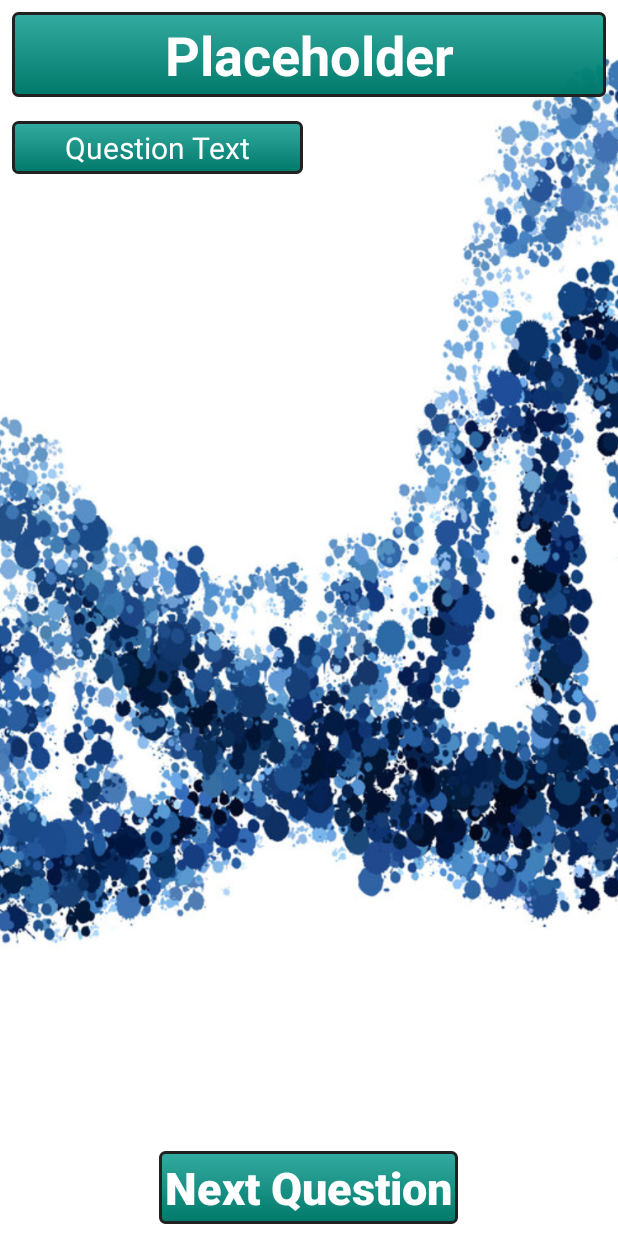
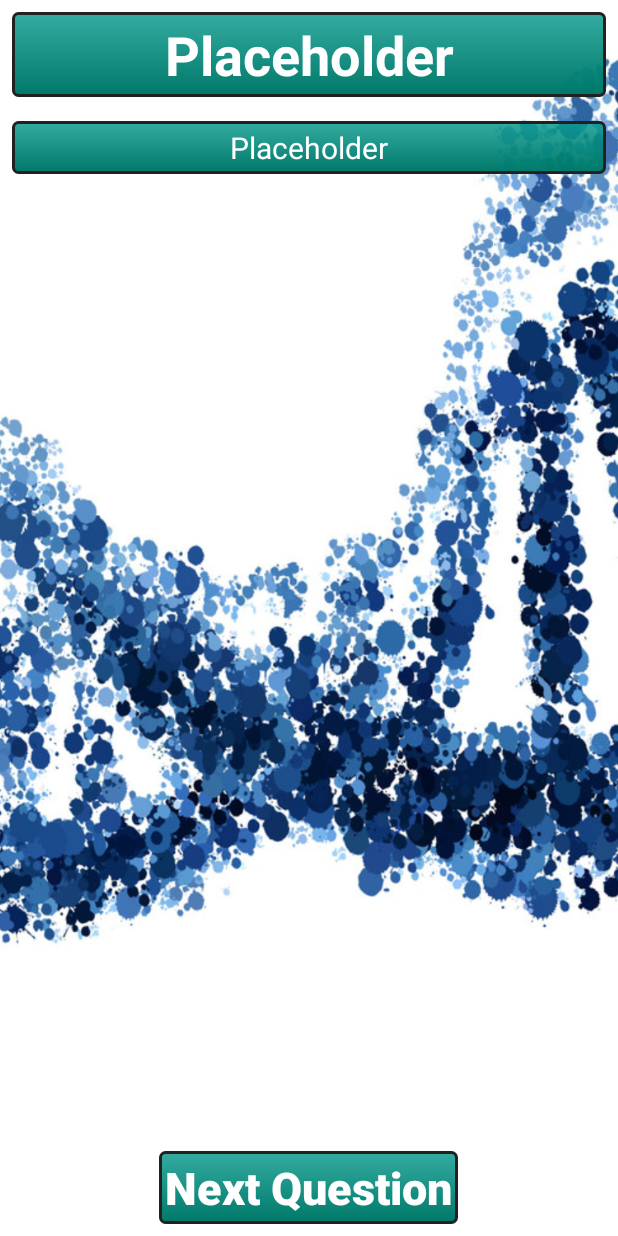
Before and after one commit to Z-Clip/Udacity_Project_Quiz_App, an Android app: the layout activity_main_landscape.xml on its own in the app's theme, with its tools: preview values and no code run, on a phone screen of 412 x 824 dp. Run offline under Robolectric (Android 15) with nearby library versions, the phone set to English and light mode, and no system bars.

Commit message:
Configure landscae game layout.

```diff
--- a/app/src/main/res/layout/activity_main.xml
+++ b/app/src/main/res/layout/activity_main.xml
@@ -20,13 +20,14 @@
 
     <!-- Question Photo -->
     <ImageView
+        android:visibility="gone"
         android:id="@+id/image"
         android:layout_width="match_parent"
         android:layout_height="match_parent"
         android:layout_above="@id/question_text"
         android:layout_below="@id/header_text_view"
         android:layout_margin="8dp"
-        android:visibility="gone"
+        android:scaleType="centerInside"
         tools:ignore="ContentDescription" />
 
     <!-- Question Text -->
@@ -119,7 +120,9 @@
 
         </ScrollView>
 
+        <!-- Free Text -->
         <EditText
+            android:visibility="gone"
             android:id="@+id/free_text_answer"
             android:layout_width="match_parent"
             android:layout_height="match_parent"
@@ -129,10 +132,11 @@
             android:inputType="text"
             android:textAlignment="viewStart"
             android:textSize="18sp"
-            android:visibility="gone" />
+            android:hint="@string/free_text"/>
 
     </LinearLayout>
 
+    <!-- Next Button -->
     <Button
         android:id="@+id/next_button"
         style="@style/next_button"
--- a/app/src/main/res/layout/activity_main_landscape.xml
+++ b/app/src/main/res/layout/activity_main_landscape.xml
@@ -1,197 +1,154 @@
 <?xml version="1.0" encoding="utf-8"?>
-<RelativeLayout
-    xmlns:android="http://schemas.android.com/apk/res/android"
+<RelativeLayout xmlns:android="http://schemas.android.com/apk/res/android"
     xmlns:tools="http://schemas.android.com/tools"
-    tools:context="com.example.android.quizapp.MainActivity"
     android:layout_width="match_parent"
     android:layout_height="match_parent"
-    android:background="@color/lightPrimary">
+    android:background="@color/lightPrimary"
+    tools:context="com.example.android.quizapp.MainActivity">
 
+    <!-- Background Image -->
     <ImageView
         style="@style/background_image"
-        tools:ignore="ContentDescription"/>
+        tools:ignore="ContentDescription" />
 
+    <!--Header -->
     <TextView
         android:id="@+id/header_text_view"
         style="@style/header"
         android:text="@string/question_placeholder"
-        android:textSize="36sp"/>
+        android:textSize="36sp" />
+
+    <!-- Question -->
+    <LinearLayout
+        android:layout_width="match_parent"
+        android:layout_height="match_parent"
+        android:layout_above="@id/next_button"
+        android:layout_below="@id/header_text_view"
+        android:orientation="horizontal">
+
+        <!-- Question Photo -->
+        <ImageView
+            android:id="@+id/image"
+            android:layout_width="0dp"
+            android:layout_height="match_parent"
+            android:layout_margin="8dp"
+            android:layout_weight="1"
+            android:scaleType="centerInside"
+            android:visibility="gone"
+            tools:ignore="ContentDescription" />
+
+        <!-- Question Text and Input -->
+        <ScrollView
+            android:layout_width="0dp"
+            android:layout_weight="1"
+            android:layout_height="match_parent">
 
             <LinearLayout
                 android:layout_width="match_parent"
-        android:layout_height="match_parent"
-        android:layout_below="@id/header_text_view"
-        android:layout_above="@id/next_button"
-        android:orientation="horizontal"
-        android:layout_margin="8dp">
+                android:layout_height="wrap_content"
+                android:orientation="vertical">
 
-        <LinearLayout
-            android:layout_width="0dp"
-            android:layout_height="match_parent"
-            android:layout_weight="1"
-            android:orientation="vertical"
-            android:layout_marginRight="4dp"
-            android:layout_marginEnd="4dp">
-
+                <!-- Question Text -->
                 <TextView
                     android:id="@+id/question_text"
                     android:layout_width="match_parent"
                     android:layout_height="wrap_content"
-                android:layout_marginBottom="8dp"
+                    android:layout_margin="8dp"
+                    android:background="@drawable/dark_primary_gradient"
+                    android:gravity="center_horizontal"
                     android:padding="4dp"
-                android:background="@drawable/dark_primary_gradient"
-                android:text="Question Text"
-                android:textSize="20sp"
+                    android:text="@string/question_placeholder"
                     android:textColor="@color/iconText"
-                android:gravity="center_horizontal"/>
+                    android:textSize="20sp" />
 
-            <ImageView
-                android:id="@+id/image"
-                android:layout_width="match_parent"
-                android:layout_height="200dp"
-                android:visibility="gone"/>
-
-        </LinearLayout>
-
-        <LinearLayout
-            android:layout_width="0dp"
-            android:layout_height="match_parent"
-            android:layout_weight="1"
-            android:orientation="vertical"
-            android:layout_marginLeft="4dp"
-            android:layout_marginStart="4dp">
-
+                <!-- User Input Views -->
                 <LinearLayout
                     android:id="@+id/answer_view"
                     android:layout_width="match_parent"
                     android:layout_height="match_parent"
                     android:orientation="vertical">
 
+                    <!-- Multiple Choice Multi-Select -->
                     <LinearLayout
                         android:id="@+id/checkboxes"
-                    android:visibility="gone"
                         android:layout_width="match_parent"
                         android:layout_height="wrap_content"
-                    android:orientation="vertical">
+                        android:layout_margin="8dp"
+                        android:orientation="vertical"
+                        android:visibility="gone">
 
                         <CheckBox
                             android:id="@+id/checkbox_option_1"
-                        android:layout_width="match_parent"
-                        android:layout_height="wrap_content"
-                        android:layout_marginBottom="8dp"
-                        android:padding="4dp"
-                        android:background="@drawable/dark_primary_gradient"
-                        android:text="A"
-                        android:textSize="18sp"
-                        android:textColor="@color/iconText"
-                        android:gravity="center_vertical"/>
+                            style="@style/multi_checkboxes" />
 
                         <CheckBox
                             android:id="@+id/checkbox_option_2"
-                        android:layout_width="match_parent"
-                        android:layout_height="wrap_content"
-                        android:layout_marginBottom="8dp"
-                        android:padding="4dp"
-                        android:background="@drawable/dark_primary_gradient"
-                        android:text="B"
-                        android:textSize="18sp"
-                        android:textColor="@color/iconText"
-                        android:gravity="center_vertical"/>
+                            style="@style/multi_checkboxes" />
 
                         <CheckBox
                             android:id="@+id/checkbox_option_3"
-                        android:layout_width="match_parent"
-                        android:layout_height="wrap_content"
-                        android:layout_marginBottom="8dp"
-                        android:padding="4dp"
-                        android:background="@drawable/dark_primary_gradient"
-                        android:text="C"
-                        android:textSize="18sp"
-                        android:textColor="@color/iconText"
-                        android:gravity="center_vertical"/>
+                            style="@style/multi_checkboxes" />
 
                         <CheckBox
                             android:id="@+id/checkbox_option_4"
-                        android:layout_width="match_parent"
-                        android:layout_height="wrap_content"
-                        android:padding="4dp"
-                        android:background="@drawable/dark_primary_gradient"
-                        android:text="D"
-                        android:textSize="18sp"
-                        android:textColor="@color/iconText"
-                        android:gravity="center_vertical"/>
+                            style="@style/multi_checkboxes" />
 
                     </LinearLayout>
 
+                    <!-- Multiple Choice Single Select -->
                     <RadioGroup
                         android:id="@+id/radio_buttons"
                         android:layout_width="match_parent"
                         android:layout_height="wrap_content"
-                    android:visibility="gone"
+                        android:layout_margin="8dp"
+                        android:background="@drawable/dark_primary_gradient"
                         android:orientation="vertical"
-                    android:background="@drawable/dark_primary_gradient">
+                        android:visibility="gone">
 
                         <RadioButton
                             android:id="@+id/radio_option_1"
-                        android:layout_width="match_parent"
-                        android:layout_height="wrap_content"
-                        android:padding="4dp"
-                        android:text="A"
-                        android:textSize="18sp"
-                        android:textColor="@color/iconText"
-                        android:gravity="center_vertical"/>
+                            style="@style/radio_button" />
 
                         <RadioButton
                             android:id="@+id/radio_option_2"
-                        android:layout_width="match_parent"
-                        android:layout_height="wrap_content"
-                        android:padding="4dp"
-                        android:text="B"
-                        android:textSize="18sp"
-                        android:textColor="@color/iconText"
-                        android:gravity="center_vertical"/>
+                            style="@style/radio_button" />
 
                         <RadioButton
                             android:id="@+id/radio_option_3"
-                        android:layout_width="match_parent"
-                        android:layout_height="wrap_content"
-                        android:padding="4dp"
-                        android:text="C"
-                        android:textSize="18sp"
-                        android:textColor="@color/iconText"
-                        android:gravity="center_vertical"/>
+                            style="@style/radio_button" />
 
                         <RadioButton
                             android:id="@+id/radio_option_4"
-                        android:layout_width="match_parent"
-                        android:layout_height="wrap_content"
-                        android:padding="4dp"
-                        android:text="D"
-                        android:textSize="18sp"
-                        android:textColor="@color/iconText"
-                        android:gravity="center_vertical"/>
+                            style="@style/radio_button" />
 
                     </RadioGroup>
 
+                    <!-- Free Text -->
                     <EditText
                         android:id="@+id/free_text_answer"
-                    android:visibility="gone"
                         android:layout_width="match_parent"
                         android:layout_height="match_parent"
+                        android:layout_margin="8dp"
+                        android:background="@color/whiteTransparent"
+                        android:gravity="start"
+                        android:hint="@string/free_text"
                         android:inputType="text"
+                        android:textAlignment="viewStart"
                         android:textSize="18sp"
-                    android:background="@color/whiteTransparent"
-                    android:textAlignment="viewStart"
-                    android:gravity="start"/>
+                        android:visibility="gone" />
 
                 </LinearLayout>
 
             </LinearLayout>
 
+        </ScrollView>
+
     </LinearLayout>
 
+    <!-- Next Button -->
     <Button
         android:id="@+id/next_button"
         style="@style/next_button"
-        android:onClick="nextQuestion"/>
+        android:onClick="nextQuestion" />
+
 </RelativeLayout>
--- a/app/src/main/res/values/strings.xml
+++ b/app/src/main/res/values/strings.xml
@@ -12,4 +12,5 @@
     <string name="next_question">Next Question</string>
     <string name="question_placeholder">Placeholder</string>
     <string name="image_content_description">Image</string>
+    <string name="free_text">Free Text</string>
 </resources>
```
Lines whose indentation alone changed are shown as unchanged.
